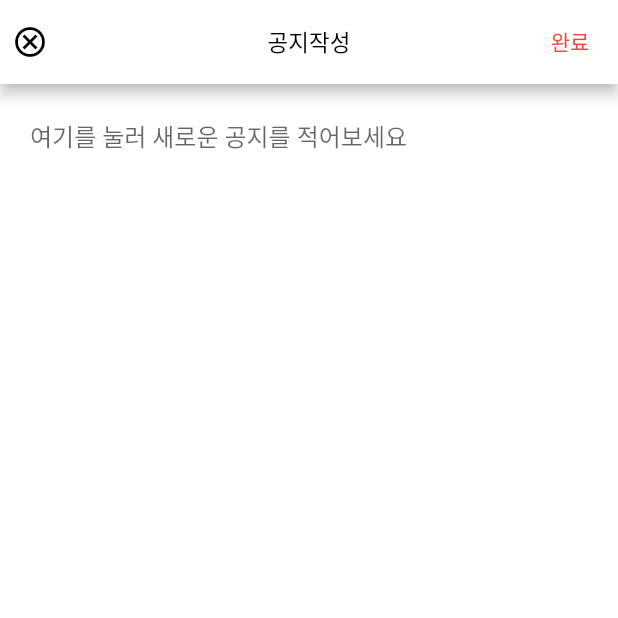
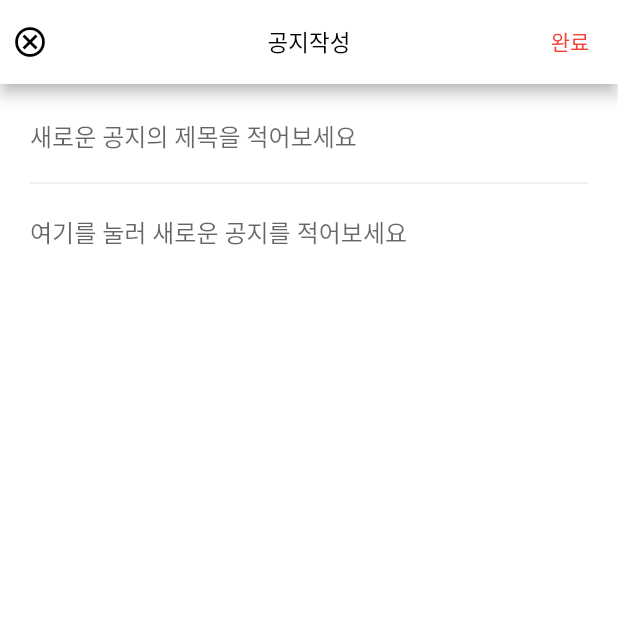
Before and after one commit to alexcho617/do-it-church, a Flutter app: the NoticeListRoute screen opened directly, after a tap on the "create" icon, on a phone screen of 412 x 824 dp, the top half of it. Run offline on Flutter 3.47's test engine with Material 2 defaults, Android fonts, the phone set to English and light mode, and no system bars; our stand-ins replace cloud_firestore, firebase_auth, firebase_core; accounts and stored records are empty.

Commit message:
add mypage, delete notice_router.dart, and modify notice text styles

```diff
--- a/lib/main.dart
+++ b/lib/main.dart
@@ -1,6 +1,6 @@
 import 'package:do_it_church/screens/home_route.dart';
 import 'package:flutter/material.dart';
-import 'screens/login_route.dart';
+import 'screens/login.dart';
 import 'package:firebase_core/firebase_core.dart';
 
 void main() async {
--- a/lib/screens/find_id.dart
+++ b/lib/screens/find_id.dart
@@ -1,7 +1,7 @@
 import 'package:flutter/material.dart';
 import 'package:flutter/services.dart';
 import 'package:do_it_church/constants.dart';
-import 'login_route.dart';
+import 'login.dart';
 
 class FindId extends StatefulWidget {
   @override
--- a/lib/screens/login_route.dart
+++ b/lib/screens/login.dart
@@ -1,6 +1,6 @@
 import 'package:do_it_church/constants.dart';
-import 'package:do_it_church/screens/notice_home.dart';
-import 'package:do_it_church/screens/register_route.dart';
+import 'package:do_it_church/screens/home.dart';
+import 'package:do_it_church/screens/register.dart';
 import 'package:do_it_church/screens/find_id.dart';
 import 'package:flutter/material.dart';
 import 'notice_list.dart';
--- a/lib/screens/notice_list.dart
+++ b/lib/screens/notice_list.dart
@@ -1,7 +1,8 @@
-import 'package:do_it_church/screens/notice_add.dart';
+import 'package:do_it_church/constants.dart';
+import 'package:do_it_church/screens/notice_new.dart';
 import 'package:flutter/material.dart';
 import 'notice_detail.dart';
-import 'notice_add.dart';
+import 'notice_new.dart';
 import 'package:do_it_church/components/notice.dart';
 import 'package:firebase_auth/firebase_auth.dart';
 
@@ -121,11 +122,7 @@ class _NoticeListRouteState extends State<NoticeListRoute> {
                                   children: [
                                     Text(
                                       '6월 생일잔치 세부사항',
-                                      style: TextStyle(
-                                        fontSize: 17,
-                                        fontWeight: FontWeight.bold,
-                                        color: Colors.black,
-                                      ),
+                                      style: KNoticeTitleTextStyle,
                                     ),
                                     SizedBox(
                                       height: 18,
@@ -145,7 +142,7 @@ class _NoticeListRouteState extends State<NoticeListRoute> {
                                     Text(
                                       //날짜 + 작성자 서버에서 받아서 변수로 출력
                                       '2021년 6월 30일, 박강두 전도사',
-                                      style: TextStyle(fontSize: 12, color: Colors.grey),
+                                      style: KNoticeSubTitleTextStyle,
                                     ),
                                   ],
                                 ),
@@ -156,7 +153,7 @@ class _NoticeListRouteState extends State<NoticeListRoute> {
                                           top: 15, bottom: 20),
                                       child: Text('6월 생일자: 김세희, 박효인, 최다운\n준비팀: 고은혜T, 고은미T, 박현동T\n'
                                           '준비 열심히 해서 재밌게 진행해봅시다! 각 반의 ',
-                                      style: TextStyle(fontSize: 12, color: Colors.black),),
+                                      style: KNoticeContentTextStyle),
                                     )
                                   ],
                                 ),
@@ -171,14 +168,14 @@ class _NoticeListRouteState extends State<NoticeListRoute> {
                         Icon(Icons.remove_red_eye_outlined,
                         size: 12, color: Colors.grey,),
                         Text(' 10',
-                        style: TextStyle(fontSize: 12, color: Colors.grey),),
+                        style: KNoticeCountTextStyle),
                         Container(
                           width: 10,
                         ),
                         Icon(Icons.chat_outlined,
                         size: 12, color: Colors.grey),
                         Text(' 4',
-                        style: TextStyle(fontSize: 12, color: Colors.grey),)
+                        style: KNoticeCountTextStyle)
                       ],
                     ),
                     Container(
--- a/lib/screens/notice_add.dart
+++ b/lib/screens/notice_new.dart
@@ -9,6 +9,8 @@ class NoticeAddRoute extends StatefulWidget {
 
 class _NoticeAddRouteState extends State<NoticeAddRoute> {
   @override
+  String noticeTitle = '';
+  String noticeContents = '';
   Widget build(BuildContext context) {
     // var mediaQuery = MediaQuery.of(context);
     // final size = mediaQuery.size.width;
@@ -39,21 +41,38 @@ class _NoticeAddRouteState extends State<NoticeAddRoute> {
           TextButton(
             child: Text('완료',
             style: TextStyle(color: Colors.red),),
-              onPressed: null),
+              onPressed: () {
+                print('New Notice Title = $noticeTitle');
+                print('New Notice Contents = $noticeContents');
+                Navigator.pop(context);
+              }
+          ),
         ],
       ),
       body: Center(
         child: Column(
           children: [
-            Padding(
-              padding: const EdgeInsets.only(top: 10.0, left: 20, right: 20),
-              child: TextField(
-                autocorrect: true,
-                decoration: InputDecoration(
-                  border: InputBorder.none,
-                  hintText: '여기를 눌러 새로운 공지를 적어보세요',
-
-                ),
+            Container(
+              padding: EdgeInsets.symmetric(horizontal: 20, vertical: 10),
+              child: Column(
+                children: [
+                  TextField(
+                    autocorrect: true,
+                    onChanged: (value3) => noticeTitle = value3,
+                    decoration: InputDecoration(
+                      border: InputBorder.none,
+                      hintText: '새로운 공지의 제목을 적어보세요',
+                    ),
+                  ),
+                  Divider(),
+                  TextField(
+                    onChanged: (value4) => noticeContents = value4,
+                    decoration: InputDecoration(
+                      border: InputBorder.none,
+                      hintText: '여기를 눌러 새로운 공지를 적어보세요',
+                    ),
+                  ),
+                ],
               ),
             ),
           ],
```
Also changed, not shown: lib/constants.dart (+12 -0 lines), lib/screens/home.dart (renamed from lib/screens/notice_home.dart, +16 -2 lines), lib/screens/mypage.dart (added, +67 -0 lines), lib/screens/notice_route.dart (deleted, +0 -95 lines), lib/screens/register.dart (renamed from lib/screens/register_route.dart), 1 other file.
